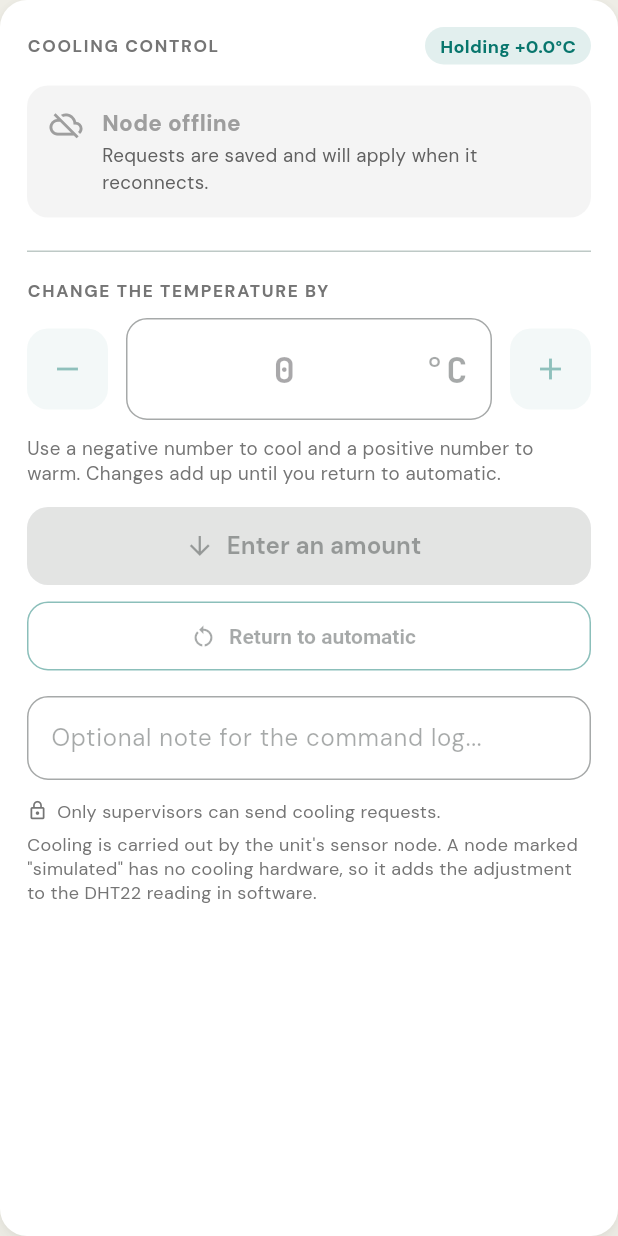
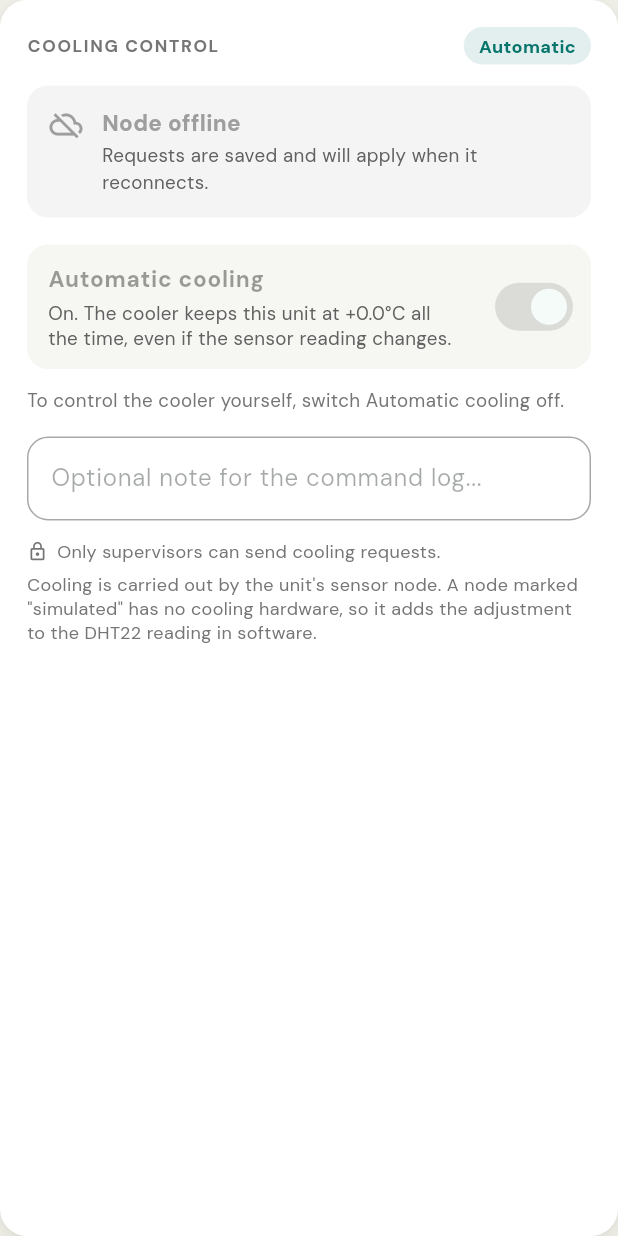
Before and after one commit to takudzwa-k/mlcms_app, a Flutter app: the _CoolingControls widget shown alone on an empty page, opened directly with empty values, on a phone screen of 412 x 824 dp. Run offline on Flutter 3.47's test engine with Material 3 defaults, Android fonts, the phone set to English and light mode, and no system bars; our stand-ins replace firebase_auth, firebase_core, firebase_database, firebase_messaging, google_fonts, pdf and 1 more; accounts and stored records are empty.

```diff
--- a/lib/screens/fridge_detail_screen.dart
+++ b/lib/screens/fridge_detail_screen.dart
@@ -1335,8 +1335,9 @@ class _CoolingControlsState extends State<_CoolingControls> {
   String? _message;
   bool _isError = false;
 
-  late final Stream<DatabaseEvent> _device =
-      FirebaseDatabase.instance.ref('devices/${widget.fridge.id}').onValue;
+  late final Stream<DatabaseEvent> _device = FirebaseDatabase.instance
+      .ref('devices/${widget.fridge.id}')
+      .onValue;
 
   @override
   void dispose() {
@@ -1359,12 +1360,17 @@ class _CoolingControlsState extends State<_CoolingControls> {
     return (f.minTemp + f.maxTemp).round() / 2;
   }
 
-  // Where the unit is heading with the current request
+  // What the DHT22 reads right now, before any cooling is added
+  double get _sensorNow {
+    final f = widget.fridge;
+    return f.sensorTemp ?? (f.temperature - f.coolEffect);
+  }
+
+  // Where the unit is heading with the current setting
   double get _destination {
     final f = widget.fridge;
     if (f.targetTemp != null) return f.targetTemp!;
-    final base = f.sensorTemp ?? (f.temperature - f.coolEffect);
-    return base + (f.coolOffset ?? 0);
+    return _sensorNow + (f.coolOffset ?? 0);
   }
 
   void _onTyped(String text) {
@@ -1377,8 +1383,9 @@ class _CoolingControlsState extends State<_CoolingControls> {
     setState(() {
       _delta = next;
       _deltaCtrl.text = _fmtDelta(next);
-      _deltaCtrl.selection =
-          TextSelection.collapsed(offset: _deltaCtrl.text.length);
+      _deltaCtrl.selection = TextSelection.collapsed(
+        offset: _deltaCtrl.text.length,
+      );
     });
   }
 
@@ -1412,17 +1419,57 @@ class _CoolingControlsState extends State<_CoolingControls> {
     }
   }
 
-  Future<void> _bringIntoRange() {
+  // The switch: automatic cooling on or off
+  Future<void> _setAutomatic(bool on) {
+    final f = widget.fridge;
+
+    if (on) {
       final point = _holdPoint;
       return _run(
         () => FridgeService().logCommand(
-        id: widget.fridge.id,
-        type: 'bring_in_range',
+          id: f.id,
+          type: 'auto_on',
           by: _by,
           note: _noteCtrl.text.trim(),
           target: point,
         ),
-      'Sent. The unit will be taken to ${_signed(point)}°C and held there.',
+        'Automatic cooling is on. The unit will be kept at ${_signed(point)}°C.',
+      );
+    }
+
+    // Switching off keeps the cooling where it is now as a manual setting,
+    // so the temperature does not suddenly jump.
+    final keep = _r1(f.coolEffect);
+    return _run(
+      () => FridgeService().logCommand(
+        id: f.id,
+        type: 'auto_off',
+        by: _by,
+        note: _noteCtrl.text.trim(),
+        offset: keep,
+      ),
+      keep.abs() < 0.05
+          ? 'Automatic cooling is off. No cooling is being applied.'
+          : 'Automatic cooling is off. The cooler stays at ${_fmtDelta(keep)}°C until you change it.',
+    );
+  }
+
+  // One-time fix: take the unit to the middle of its range now, without keeping it there
+  Future<void> _fixOnce() {
+    final f = widget.fridge;
+    final point = _holdPoint;
+    final offset = _r1(point - _sensorNow);
+
+    return _run(
+      () => FridgeService().logCommand(
+        id: f.id,
+        type: 'fix_once',
+        by: _by,
+        note: _noteCtrl.text.trim(),
+        offset: offset,
+      ),
+      'Sent. The cooler will take the unit to ${_signed(point)}°C once. '
+      'Turn on Automatic cooling to keep it there.',
     );
   }
 
@@ -1431,7 +1478,6 @@ class _CoolingControlsState extends State<_CoolingControls> {
     final d = _delta;
     if (d == null || d == 0) return;
 
-    final holding = f.targetTemp != null;
     final settles = _destination + d;
 
     final ok = await _run(
@@ -1441,9 +1487,7 @@ class _CoolingControlsState extends State<_CoolingControls> {
         by: _by,
         note: _noteCtrl.text.trim(),
         delta: d,
-        // while holding, the target moves; otherwise the adjustment adds up
-        target: holding ? _r1(f.targetTemp! + d) : null,
-        offset: holding ? null : _r1((f.coolOffset ?? 0) + d),
+        offset: _r1((f.coolOffset ?? 0) + d),
       ),
       '${d < 0 ? 'Cool' : 'Warm'} by ${_plain(d.abs())}°C sent. '
       'The unit will settle at ${_signed(settles)}°C.',
@@ -1457,16 +1501,16 @@ class _CoolingControlsState extends State<_CoolingControls> {
     }
   }
 
-  Future<void> _reset() {
+  Future<void> _clear() {
     return _run(
       () => FridgeService().logCommand(
         id: widget.fridge.id,
-        type: 'reset_auto',
+        type: 'clear_manual',
         by: _by,
         note: _noteCtrl.text.trim(),
         reset: true,
       ),
-      'Cooling returned to automatic.',
+      'Manual adjustment cleared. The unit temperature is now the DHT22 reading.',
     );
   }
 
@@ -1476,7 +1520,9 @@ class _CoolingControlsState extends State<_CoolingControls> {
     final color = inside ? AppColors.ok : AppColors.danger;
     final where = inside
         ? 'inside the safe range'
-        : (after > f.maxTemp ? 'still above the safe range' : 'below the safe range');
+        : (after > f.maxTemp
+              ? 'still above the safe range'
+              : 'below the safe range');
 
     return Text.rich(
       TextSpan(
@@ -1501,19 +1547,18 @@ class _CoolingControlsState extends State<_CoolingControls> {
   @override
   Widget build(BuildContext context) {
     final f = widget.fridge;
+    final dark = Theme.of(context).brightness == Brightness.dark;
     final canSend = widget.enabled && !_busy;
     final online = _nodeOnline;
-    final holding = f.targetTemp != null;
-    final adjusted = !holding && (f.coolOffset ?? 0).abs() > 0.05;
-    final overridden = holding || adjusted;
+    final auto = f.targetTemp != null;
+    final adjusted = !auto && (f.coolOffset ?? 0).abs() > 0.05;
     final tooWarm = f.hasData && f.temperature > f.maxTemp;
     final tooCold = f.hasData && f.temperature < f.minTemp;
     final d = _delta;
     final hasDelta = d != null && d != 0;
 
-    final mode = holding
-        ? 'Holding ${_signed(f.targetTemp!)}°C'
-        : (adjusted ? 'Adjusted ${_signed(f.coolOffset!)}°C' : 'Automatic');
+    final mode = auto ? 'Automatic' : (adjusted ? 'Manual' : 'Cooling off');
+    final modeColor = (auto || adjusted) ? AppColors.teal : Colors.grey;
 
     return StreamBuilder<DatabaseEvent>(
       stream: _device,
@@ -1536,9 +1581,12 @@ class _CoolingControlsState extends State<_CoolingControls> {
                   const Expanded(child: _CardLabel('COOLING CONTROL')),
                   const SizedBox(width: 8),
                   Container(
-                    padding: const EdgeInsets.symmetric(horizontal: 10, vertical: 4),
+                    padding: const EdgeInsets.symmetric(
+                      horizontal: 10,
+                      vertical: 4,
+                    ),
                     decoration: BoxDecoration(
-                      color: (overridden ? AppColors.teal : Colors.grey).withAlpha(30),
+                      color: modeColor.withAlpha(30),
                       borderRadius: BorderRadius.circular(20),
                     ),
                     child: Text(
@@ -1546,7 +1594,9 @@ class _CoolingControlsState extends State<_CoolingControls> {
                       style: TextStyle(
                         fontSize: 12,
                         fontWeight: FontWeight.w800,
-                        color: overridden ? AppColors.teal : Colors.grey.shade700,
+                        color: (auto || adjusted)
+                            ? AppColors.teal
+                            : Colors.grey.shade700,
                       ),
                     ),
                   ),
@@ -1559,28 +1609,80 @@ class _CoolingControlsState extends State<_CoolingControls> {
                 online: online,
                 destination: _destination,
               ),
-              if (online && info.simulated && f.sensorTemp != null && f.coolGoal != null) ...[
+              if (online &&
+                  info.simulated &&
+                  f.sensorTemp != null &&
+                  f.coolGoal != null) ...[
                 const SizedBox(height: 12),
                 _Equation(fridge: f),
               ],
-              if (!holding && (tooWarm || tooCold)) ...[
+              const SizedBox(height: 18),
+              SwitchListTile(
+                value: auto,
+                onChanged: canSend ? _setAutomatic : null,
+                activeColor: AppColors.teal,
+                tileColor: dark
+                    ? Colors.white.withAlpha(14)
+                    : const Color(0xFFF6F7F2),
+                shape: RoundedRectangleBorder(
+                  borderRadius: BorderRadius.circular(14),
+                ),
+                contentPadding: const EdgeInsets.fromLTRB(14, 4, 8, 4),
+                title: const Text(
+                  'Automatic cooling',
+                  style: TextStyle(fontWeight: FontWeight.w800, fontSize: 15),
+                ),
+                subtitle: Padding(
+                  padding: const EdgeInsets.only(top: 3),
+                  child: Text(
+                    auto
+                        ? 'On. The cooler keeps this unit at ${_signed(f.targetTemp!)}°C all '
+                              'the time, even if the sensor reading changes.'
+                        : 'Off. The cooler only does what you set below.',
+                    style: TextStyle(
+                      fontSize: 12.5,
+                      height: 1.35,
+                      color: Colors.grey.shade700,
+                    ),
+                  ),
+                ),
+              ),
+              if (auto) ...[
+                const SizedBox(height: 12),
+                Text(
+                  'To control the cooler yourself, switch Automatic cooling off.',
+                  style: TextStyle(
+                    fontSize: 12.5,
+                    height: 1.35,
+                    color: Colors.grey.shade600,
+                  ),
+                ),
+              ] else ...[
+                if (tooWarm || tooCold) ...[
                   const SizedBox(height: 16),
                   ElevatedButton.icon(
-                  onPressed: canSend ? _bringIntoRange : null,
+                    onPressed: canSend ? _fixOnce : null,
                     icon: Icon(
                       tooWarm ? Icons.arrow_downward : Icons.arrow_upward,
                       size: 20,
                     ),
-                  label: Text(tooWarm ? 'Bring back into range' : 'Warm up into range'),
+                    label: Text(
+                      tooWarm ? 'Bring back into range' : 'Warm up into range',
+                    ),
                   ),
                   const SizedBox(height: 8),
                   Text(
-                  'Takes the unit to ${_signed(_holdPoint)}°C, the middle of its safe range, '
-                  'and keeps it there.',
-                  style: TextStyle(fontSize: 12.5, height: 1.35, color: Colors.grey.shade600),
-                ),
-              ],
-              const SizedBox(height: 22),
+                    'One-time fix: takes the unit to ${_signed(_holdPoint)}°C now. If the '
+                    'sensor reading changes later, the unit changes with it. Turn on '
+                    'Automatic cooling to keep it there.',
+                    style: TextStyle(
+                      fontSize: 12.5,
+                      height: 1.35,
+                      color: Colors.grey.shade600,
+                    ),
+                  ),
+                ],
+                const SizedBox(height: 20),
                 const Divider(height: 1),
                 const SizedBox(height: 18),
                 Text(
@@ -1636,8 +1738,12 @@ class _CoolingControlsState extends State<_CoolingControls> {
                 const SizedBox(height: 10),
                 Text(
                   'Use a negative number to cool and a positive number to warm. '
-                'Changes add up until you return to automatic.',
-                style: TextStyle(fontSize: 12.5, height: 1.35, color: Colors.grey.shade600),
+                  'Changes add up until you clear them.',
+                  style: TextStyle(
+                    fontSize: 12.5,
+                    height: 1.35,
+                    color: Colors.grey.shade600,
+                  ),
                 ),
                 if (hasDelta) ...[
                   const SizedBox(height: 10),
@@ -1657,7 +1763,9 @@ class _CoolingControlsState extends State<_CoolingControls> {
                 ElevatedButton.icon(
                   onPressed: (canSend && hasDelta) ? _applyDelta : null,
                   icon: Icon(
-                  hasDelta && d! > 0 ? Icons.arrow_upward : Icons.arrow_downward,
+                    hasDelta && d! > 0
+                        ? Icons.arrow_upward
+                        : Icons.arrow_downward,
                     size: 20,
                   ),
                   label: Text(
@@ -1668,12 +1776,12 @@ class _CoolingControlsState extends State<_CoolingControls> {
                               : 'Warm by ${_plain(d)}°C'),
                   ),
                 ),
-              if (overridden) ...[
+                if (adjusted) ...[
                   const SizedBox(height: 10),
                   OutlinedButton.icon(
-                  onPressed: canSend ? _reset : null,
-                  icon: const Icon(Icons.restart_alt, size: 18),
-                  label: const Text('Return to automatic'),
+                    onPressed: canSend ? _clear : null,
+                    icon: const Icon(Icons.layers_clear_outlined, size: 18),
+                    label: const Text('Clear manual adjustment'),
                     style: OutlinedButton.styleFrom(
                       foregroundColor: AppColors.teal,
                       side: BorderSide(color: AppColors.teal.withAlpha(120)),
@@ -1685,6 +1793,7 @@ class _CoolingControlsState extends State<_CoolingControls> {
                     ),
                   ),
                 ],
+              ],
               const SizedBox(height: 16),
               TextField(
                 controller: _noteCtrl,
@@ -1697,7 +1806,10 @@ class _CoolingControlsState extends State<_CoolingControls> {
                 const SizedBox(height: 12),
                 Container(
                   width: double.infinity,
-                  padding: const EdgeInsets.symmetric(horizontal: 14, vertical: 10),
+                  padding: const EdgeInsets.symmetric(
+                    horizontal: 14,
+                    vertical: 10,
+                  ),
                   decoration: BoxDecoration(
                     color: _isError ? AppColors.dangerLight : AppColors.okLight,
                     borderRadius: BorderRadius.circular(12),
@@ -1719,12 +1831,19 @@ class _CoolingControlsState extends State<_CoolingControls> {
                   padding: const EdgeInsets.only(bottom: 6),
                   child: Row(
                     children: [
-                      Icon(Icons.lock_outline, size: 14, color: Colors.grey.shade600),
+                      Icon(
+                        Icons.lock_outline,
+                        size: 14,
+                        color: Colors.grey.shade600,
+                      ),
                       const SizedBox(width: 6),
                       Expanded(
                         child: Text(
                           'Only supervisors can send cooling requests.',
-                          style: TextStyle(fontSize: 12, color: Colors.grey.shade600),
+                          style: TextStyle(
+                            fontSize: 12,
+                            color: Colors.grey.shade600,
+                          ),
                         ),
                       ),
                     ],
@@ -1734,7 +1853,11 @@ class _CoolingControlsState extends State<_CoolingControls> {
                 'Cooling is carried out by the unit\'s sensor node. A node marked '
                 '"simulated" has no cooling hardware, so it adds the adjustment to the '
                 'DHT22 reading in software.',
-                style: TextStyle(fontSize: 12, height: 1.35, color: Colors.grey.shade600),
+                style: TextStyle(
+                  fontSize: 12,
+                  height: 1.35,
+                  color: Colors.grey.shade600,
+                ),
               ),
             ],
           ),
@@ -1858,7 +1981,7 @@ class _StatusBannerState extends State<_StatusBanner> {
         sub = 'The cooler is ${f.coolOffset! < 0 ? 'taking off' : 'adding'} '
             '${_plain(f.coolOffset!.abs())}°C. Nothing is changing now.';
       } else {
-        title = 'Automatic';
+        title = 'Cooling off';
         sub = 'No cooling is being applied. The unit temperature is the DHT22 reading.';
       }
     }
```
Also changed, not shown: pubspec.yaml (+9 -0 lines), assets/icon/icon.png (added), assets/icon/icon_background.png (added), assets/icon/icon_foreground.png (added), pubspec.lock, 39 other files. Lines whose indentation alone changed are shown as unchanged.
